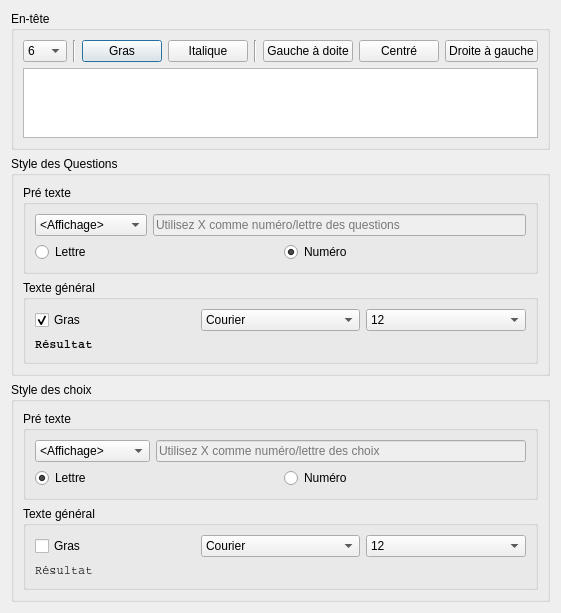
Qdesmettre/QCM_generator, file Core/ProjectEdit/printer.ui: the form before one commit.
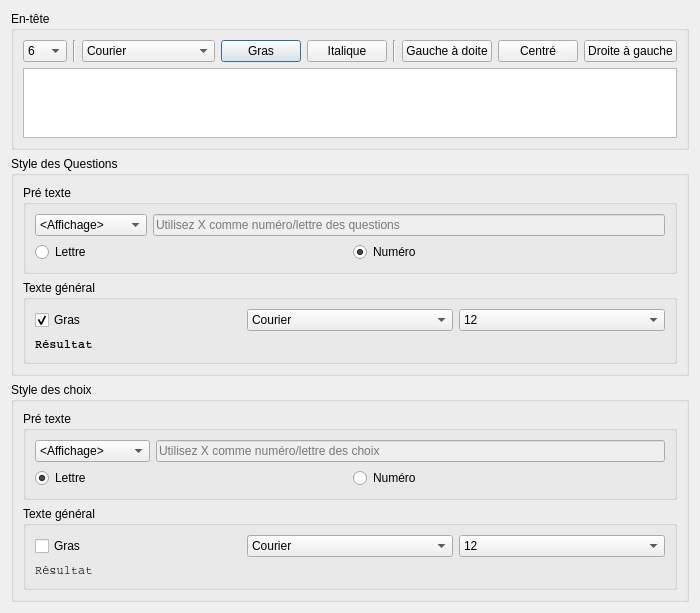
The form after the commit.

Commit message: Text edit options edited

The edit to the form file:
```diff
--- a/Core/ProjectEdit/printer.ui
+++ b/Core/ProjectEdit/printer.ui
@@ -125,11 +125,42 @@
             </property>
            </widget>
           </item>
+          <item>
+           <widget class="QComboBox" name="fontE">
+            <item>
+             <property name="text">
+              <string>Courier</string>
+             </property>
+            </item>
+            <item>
+             <property name="text">
+              <string>Helvetica</string>
+             </property>
+            </item>
+            <item>
+             <property name="text">
+              <string>Times New Roman</string>
+             </property>
+            </item>
+           </widget>
+          </item>
           <item>
            <widget class="QPushButton" name="boldE">
             <property name="text">
              <string>Gras</string>
             </property>
+            <property name="autoRepeat">
+             <bool>false</bool>
+            </property>
+            <property name="autoExclusive">
+             <bool>false</bool>
+            </property>
+            <property name="default">
+             <bool>false</bool>
+            </property>
+            <property name="flat">
+             <bool>false</bool>
+            </property>
            </widget>
           </item>
           <item>
@@ -170,7 +201,7 @@
          </layout>
         </item>
         <item>
-         <widget class="QPlainTextEdit" name="enTete"/>
+         <widget class="QTextEdit" name="enTete"/>
         </item>
        </layout>
       </item>
```
The commit also changes 2 other files.
